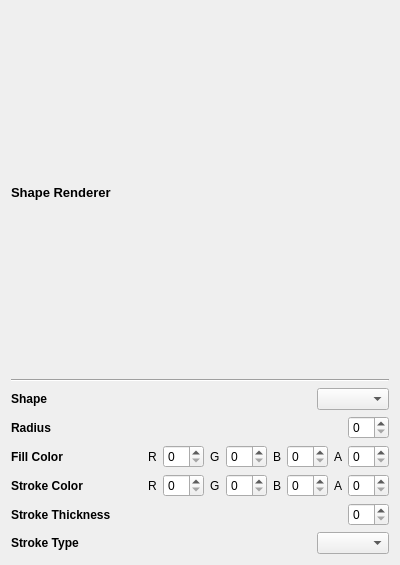
The window that AdvancedGraphics/shaperendererwidget.ui (Trodek/Advanced-Graphics-Subject) describes before a commit, drawn with Qt 5.
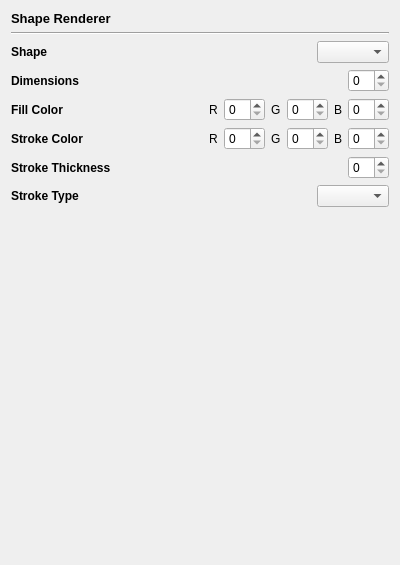
The same window after the commit.

The edit to the form file:
```diff
--- a/AdvancedGraphics/shaperendererwidget.ui
+++ b/AdvancedGraphics/shaperendererwidget.ui
@@ -83,7 +83,7 @@
         </font>
        </property>
        <property name="text">
-        <string>Radius</string>
+        <string>Dimensions</string>
        </property>
       </widget>
      </item>
@@ -161,17 +161,7 @@
       </widget>
      </item>
      <item>
-      <widget class="QSpinBox" name="spinBox_9"/>
-     </item>
-     <item>
-      <widget class="QLabel" name="label_9">
-       <property name="text">
-        <string>A</string>
-       </property>
-      </widget>
-     </item>
-     <item>
-      <widget class="QSpinBox" name="spinBox_10"/>
+      <widget class="QSpinBox" name="FillBlueValue"/>
      </item>
     </layout>
    </item>
@@ -231,17 +221,7 @@
       </widget>
      </item>
      <item>
-      <widget class="QSpinBox" name="spinBox_5"/>
-     </item>
-     <item>
-      <widget class="QLabel" name="label_5">
-       <property name="text">
-        <string>A</string>
-       </property>
-      </widget>
-     </item>
-     <item>
-      <widget class="QSpinBox" name="spinBox_6"/>
+      <widget class="QSpinBox" name="StrokeBlueValue"/>
      </item>
     </layout>
    </item>
@@ -311,6 +291,19 @@
      </item>
     </layout>
    </item>
+   <item>
+    <spacer name="verticalSpacer">
+     <property name="orientation">
+      <enum>Qt::Vertical</enum>
+     </property>
+     <property name="sizeHint" stdset="0">
+      <size>
+       <width>20</width>
+       <height>40</height>
+      </size>
+     </property>
+    </spacer>
+   </item>
   </layout>
  </widget>
  <resources/>
```
Left out of the diff: 16 changed lines with no effect on the pictures.
